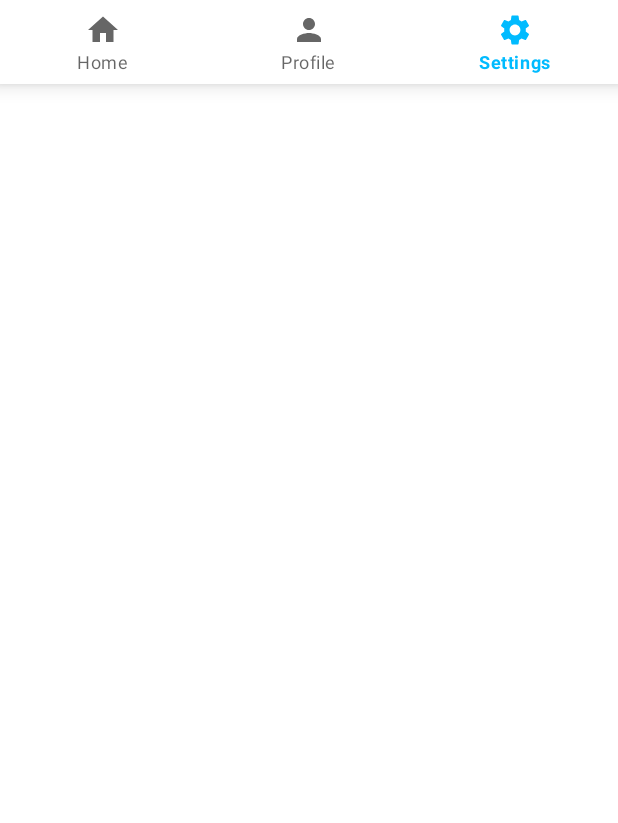
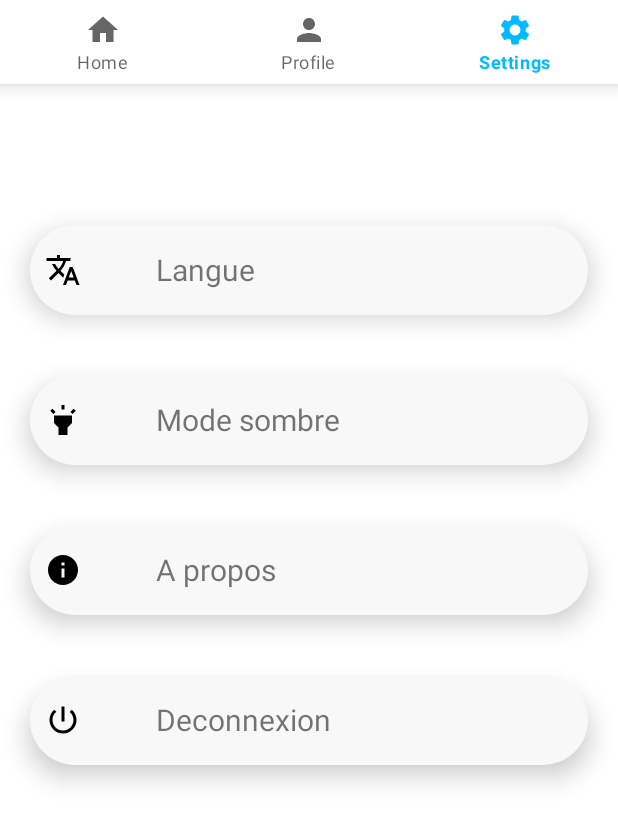
Before and after one commit to Amosentreprise/SocialMedia, an Android app: the HomeFragment screen opened directly, with no data from a screen before it, item 3 of the bottom bar chosen, on a phone screen of 412 x 824 dp. Shown: the top 823 px of the screen. Run offline under Robolectric (Android 15) with nearby library versions, the phone set to English and light mode, and no system bars.

Commit message:
Realisation du fragment Setting

```diff
--- /dev/null
+++ b/app/src/main/res/drawable/b_fragment_setting.xml
@@ -0,0 +1,8 @@
+<?xml version="1.0" encoding="utf-8"?>
+<shape xmlns:android="http://schemas.android.com/apk/res/android"
+    android:shape="rectangle">
+
+    <solid android:color="@color/fluide"/>
+    <corners android:radius="50dp"/>
+
+</shape>
--- /dev/null
+++ b/app/src/main/res/drawable/ic_baseline_highlight_24.xml
@@ -0,0 +1,5 @@
+<vector android:height="24dp" android:tint="#000000"
+    android:viewportHeight="24" android:viewportWidth="24"
+    android:width="24dp" xmlns:android="http://schemas.android.com/apk/res/android">
+    <path android:fillColor="@android:color/white" android:pathData="M6,14l3,3v5h6v-5l3,-3V9H6V14zM11,2h2v3h-2V2zM3.5,5.88l1.41,-1.41l2.12,2.12L5.62,8L3.5,5.88zM16.96,6.59l2.12,-2.12l1.41,1.41L18.38,8L16.96,6.59z"/>
+</vector>
--- /dev/null
+++ b/app/src/main/res/drawable/ic_baseline_info_24.xml
@@ -0,0 +1,5 @@
+<vector android:height="24dp" android:tint="#000000"
+    android:viewportHeight="24" android:viewportWidth="24"
+    android:width="24dp" xmlns:android="http://schemas.android.com/apk/res/android">
+    <path android:fillColor="@android:color/white" android:pathData="M12,2C6.48,2 2,6.48 2,12s4.48,10 10,10 10,-4.48 10,-10S17.52,2 12,2zM13,17h-2v-6h2v6zM13,9h-2L11,7h2v2z"/>
+</vector>
--- /dev/null
+++ b/app/src/main/res/drawable/ic_baseline_perm_scan_wifi_24.xml
@@ -0,0 +1,5 @@
+<vector android:height="24dp" android:tint="#000000"
+    android:viewportHeight="24" android:viewportWidth="24"
+    android:width="24dp" xmlns:android="http://schemas.android.com/apk/res/android">
+    <path android:fillColor="@android:color/white" android:pathData="M12,3C6.95,3 3.15,4.85 0,7.23L12,22 24,7.25C20.85,4.87 17.05,3 12,3zM13,16h-2v-6h2v6zM11,8L11,6h2v2h-2z"/>
+</vector>
--- /dev/null
+++ b/app/src/main/res/drawable/ic_baseline_power_settings_new_24.xml
@@ -0,0 +1,5 @@
+<vector android:height="24dp" android:tint="#000000"
+    android:viewportHeight="24" android:viewportWidth="24"
+    android:width="24dp" xmlns:android="http://schemas.android.com/apk/res/android">
+    <path android:fillColor="@android:color/white" android:pathData="M13,3h-2v10h2L13,3zM17.83,5.17l-1.42,1.42C17.99,7.86 19,9.81 19,12c0,3.87 -3.13,7 -7,7s-7,-3.13 -7,-7c0,-2.19 1.01,-4.14 2.58,-5.42L6.17,5.17C4.23,6.82 3,9.26 3,12c0,4.97 4.03,9 9,9s9,-4.03 9,-9c0,-2.74 -1.23,-5.18 -3.17,-6.83z"/>
+</vector>
--- /dev/null
+++ b/app/src/main/res/drawable/ic_baseline_translate_24.xml
@@ -0,0 +1,5 @@
+<vector android:height="24dp" android:tint="#000000"
+    android:viewportHeight="24" android:viewportWidth="24"
+    android:width="24dp" xmlns:android="http://schemas.android.com/apk/res/android">
+    <path android:fillColor="@android:color/white" android:pathData="M12.87,15.07l-2.54,-2.51 0.03,-0.03c1.74,-1.94 2.98,-4.17 3.71,-6.53L17,6L17,4h-7L10,2L8,2v2L1,4v1.99h11.17C11.5,7.92 10.44,9.75 9,11.35 8.07,10.32 7.3,9.19 6.69,8h-2c0.73,1.63 1.73,3.17 2.98,4.56l-5.09,5.02L4,19l5,-5 3.11,3.11 0.76,-2.04zM18.5,10h-2L12,22h2l1.12,-3h4.75L21,22h2l-4.5,-12zM15.88,17l1.62,-4.33L19.12,17h-3.24z"/>
+</vector>
--- a/app/src/main/res/layout/fragment_setting.xml
+++ b/app/src/main/res/layout/fragment_setting.xml
@@ -6,10 +6,82 @@
     tools:context=".Fragment.SettingFragment"
     android:background="@color/white">
 
-    <!-- TODO: Update blank fragment layout -->
-    <TextView
+     <LinearLayout
         android:layout_width="match_parent"
         android:layout_height="match_parent"
-        android:text="SettingFragment" />
+        android:orientation="vertical"
+        >
+        <TextView
+
+            android:layout_width="match_parent"
+            android:layout_height="60dp"
+            android:layout_marginTop="150dp"
+            android:background="@drawable/b_fragment_setting"
+            android:layout_marginStart="20sp"
+            android:layout_marginEnd="20sp"
+            android:textSize="20sp"
+            android:text="Langue"
+            android:paddingHorizontal="30dp"
+            android:drawablePadding="50dp"
+            android:gravity="center_vertical"
+            android:textColorHint="@color/black"
+            android:padding="10dp"
+            android:elevation="10dp"
+            android:drawableStart="@drawable/ic_baseline_translate_24"/>
+        <TextView
+            android:layout_width="match_parent"
+            android:layout_height="60dp"
+            android:layout_marginTop="40dp"
+            android:background="@drawable/b_fragment_setting"
+            android:layout_marginStart="20sp"
+            android:layout_marginEnd="20sp"
+            android:textSize="20sp"
+            android:text="Mode sombre"
+            android:gravity="center_vertical"
+            android:textColorHint="@color/black"
+            android:padding="10dp"
+            android:paddingHorizontal="30dp"
+            android:drawablePadding="50dp"
+            android:drawableStart="@drawable/ic_baseline_highlight_24"
+            android:elevation="10dp"/>
+        <TextView
+            android:layout_width="match_parent"
+            android:layout_height="60dp"
+            android:layout_marginTop="40dp"
+            android:background="@drawable/b_fragment_setting"
+            android:layout_marginStart="20sp"
+            android:layout_marginEnd="20sp"
+            android:textSize="20sp"
+            android:text="A propos"
+            android:textColorHint="@color/black"
+            android:padding="10dp"
+            android:paddingHorizontal="30dp"
+            android:drawablePadding="50dp"
+            android:gravity="center_vertical"
+            android:elevation="10dp"
+            android:drawableStart="@drawable/ic_baseline_info_24"
+
+            />
+
+
+        <TextView
+            android:layout_width="match_parent"
+            android:padding="10dp"
+            android:layout_height="60dp"
+            android:layout_marginTop="40dp"
+            android:background="@drawable/b_fragment_setting"
+            android:layout_marginStart="20sp"
+            android:layout_marginEnd="20sp"
+            android:textSize="20sp"
+            android:text="Deconnexion"
+            android:paddingHorizontal="30dp"
+            android:drawablePadding="50dp"
+           android:gravity="center_vertical"
+            android:textColorHint="@color/black"
+            android:drawableStart="@drawable/ic_baseline_power_settings_new_24"
+          android:elevation="10dp"
+           />
+    </LinearLayout>
+
 
 </FrameLayout>
--- a/app/src/main/res/values/colors.xml
+++ b/app/src/main/res/values/colors.xml
@@ -3,5 +3,7 @@
     <color name="blue">#00BBFF</color>
     <color name="white">#FFFFFF</color>
     <color name="grey">#ECF0F3</color>
+    <color name="fluide">#f8f8f8</color>
+    <color name="black">#000000</color>
 
 </resources>
```
Also changed, not shown: 1 other file.
